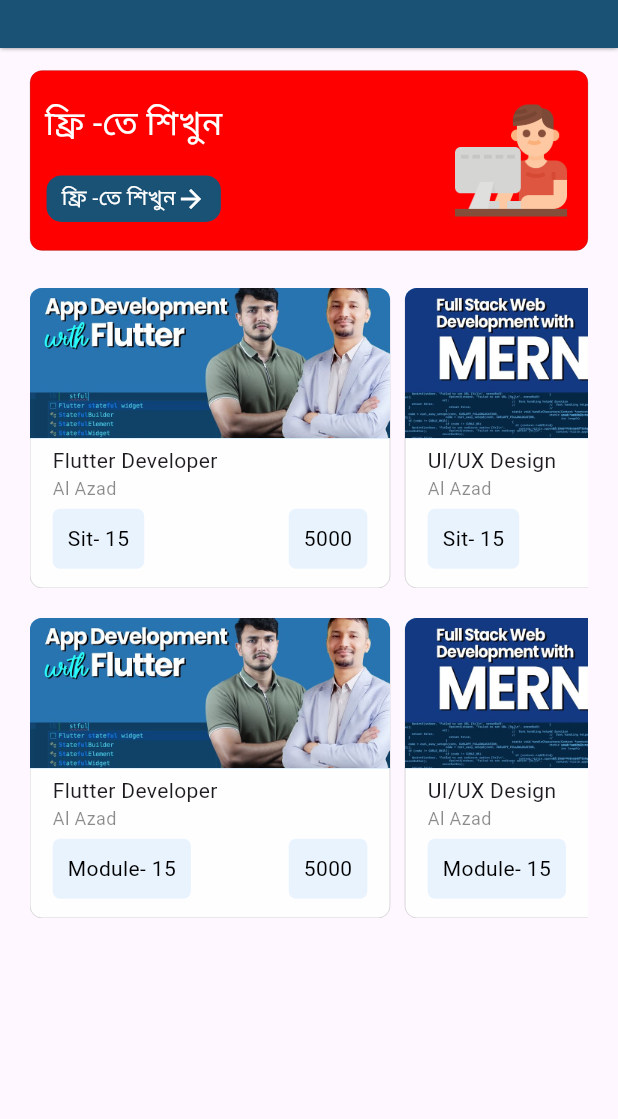
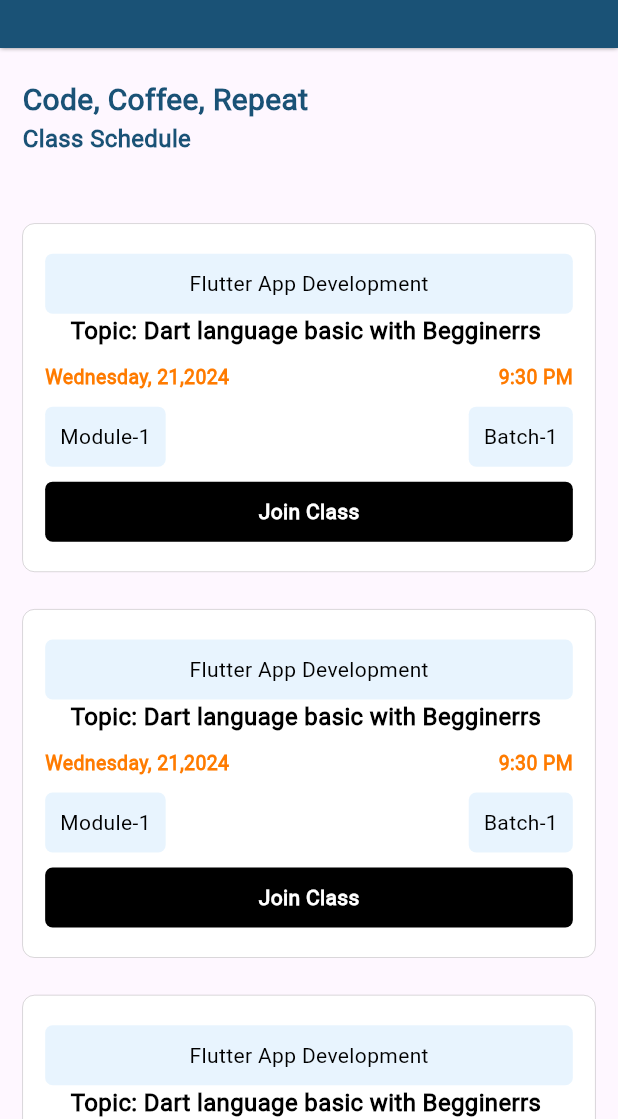
Before and after one commit to alazad214/learning_management, a Flutter app: the ClassJoin screen opened by its route, on a phone screen of 412 x 824 dp, the part 117-1236 px from its top. Run offline on Flutter 3.47's test engine with Material 3 defaults, Android fonts, the phone set to English and light mode, and no system bars; our stand-ins replace another_carousel_pro, flutter_rating_bar, get, introduction_screen, readmore, shared_preferences and 1 more; accounts and stored records are empty.

Commit message:
join class code added

```diff
--- a/lib/app/modules/free course/views/free_course_screen.dart
+++ b/lib/app/modules/free course/views/free_course_screen.dart
@@ -21,7 +21,7 @@ class FreeCourseScreen extends StatelessWidget {
         ),
         padding: const EdgeInsets.symmetric(horizontal: 10.0),
         decoration: BoxDecoration(
-            color: AppColor.red,
+            color: AppColor.primary,
             border: Border.all(width: 0.1),
             borderRadius: BorderRadius.circular(8.0)),
         child: Row(
@@ -41,7 +41,7 @@ class FreeCourseScreen extends StatelessWidget {
                     padding: const EdgeInsets.symmetric(
                         horizontal: 10.0, vertical: 5.0),
                     decoration: BoxDecoration(
-                        color: AppColor.primary,
+                        color: Colors.cyan,
                         borderRadius: BorderRadius.circular(10.0)),
                     child: const Row(
                       children: [
--- a/lib/app/modules/user auth/register/views/register_screen.dart
+++ b/lib/app/modules/user auth/register/views/register_screen.dart
@@ -23,7 +23,6 @@ class RegisterScreen extends StatelessWidget {
             AuthTaitleSubtitle(
               title: ' Join Our Comminuty',
             ),
-
             const Textfield1(
               hinttext: Text("Name"),
               suffixicon: Icons.person,
--- a/lib/app/section/join class/views/join_class_screen.dart
+++ b/lib/app/section/join class/views/join_class_screen.dart
@@ -1,8 +1,7 @@
 import 'package:flutter/material.dart';
-import 'package:learning_management/app/modules/live%20course/widgets/live_course_card.dart';
+import 'package:learning_management/utils/colors.dart';
 import 'package:learning_management/widgtets/custom_appbar.dart';
-import '../../../modules/free course/views/free_course_screen.dart';
-import '../../../modules/recoded courses/views/record_course_card.dart';
+import 'package:learning_management/widgtets/small_container.dart';
 
 class ClassJoin extends StatelessWidget {
   const ClassJoin({super.key, this.appbar});
@@ -12,17 +11,106 @@ class ClassJoin extends StatelessWidget {
   Widget build(BuildContext context) {
     return Scaffold(
         appBar: appbar ?? const CustomAppBar(),
-        body: Padding(
-          padding: EdgeInsets.symmetric(horizontal: 20, vertical: 15.0),
-          child: SingleChildScrollView(
-            child: Column(
-              children: [
-                FreeCourseScreen(),
-                LiveCourseCard(),
-                SizedBox(height: 20.0),
-                RecordCourseCard()
-              ],
-            ),
+        body: SingleChildScrollView(
+          child: Column(
+            crossAxisAlignment: CrossAxisAlignment.start,
+            children: [
+              Padding(
+                padding: EdgeInsets.symmetric(horizontal: 15.0, vertical: 20.0),
+                child: Column(
+                  crossAxisAlignment: CrossAxisAlignment.start,
+                  children: [
+                    Text(
+                      'Code, Coffee, Repeat',
+                      style: TextStyle(
+                          color: AppColor.primary,
+                          fontSize: 20.0,
+                          fontWeight: FontWeight.bold),
+                    ),
+                    Text(
+                      'Class Schedule',
+                      style: TextStyle(
+                          color: AppColor.primary,
+                          fontSize: 16.0,
+                          fontWeight: FontWeight.bold),
+                    ),
+                  ],
+                ),
+              ),
+              for (int i = 0; i < 5; i++)
+                Column(
+                  children: [
+                    Container(
+                      margin: EdgeInsets.only(
+                        top: 25.0,
+                        left: 15.0,
+                        right: 15.0,
+                      ),
+                      padding:
+                          EdgeInsets.symmetric(horizontal: 15.0, vertical: 20),
+                      decoration: BoxDecoration(
+                          color: Colors.white,
+                          borderRadius: BorderRadius.circular(8.0),
+                          border: Border.all(width: 0.1)),
+                      child: Column(
+                        children: [
+                          SmallContainer(
+                            text: "Flutter App Development",
+                          ),
+                          Text(
+                            'Topic: Dart language basic with Begginerrs ',
+                            maxLines: 1,
+                            overflow: TextOverflow.ellipsis,
+                            style: TextStyle(
+                                color: AppColor.black,
+                                fontSize: 16.0,
+                                fontWeight: FontWeight.bold),
+                          ),
+                          SizedBox(height: 10),
+                          Row(
+                            mainAxisAlignment: MainAxisAlignment.spaceBetween,
+                            children: [
+                              Text(
+                                'Wednesday, 21,2024',
+                                maxLines: 1,
+                                overflow: TextOverflow.ellipsis,
+                                style: TextStyle(
+                                    color: AppColor.orrange,
+                                    fontSize: 13.0,
+                                    fontWeight: FontWeight.bold),
+                              ),
+                              Text(
+                                '9:30 PM',
+                                maxLines: 1,
+                                overflow: TextOverflow.ellipsis,
+                                style: TextStyle(
+                                    color: AppColor.orrange,
+                                    fontSize: 13.0,
+                                    fontWeight: FontWeight.bold),
+                              ),
+                            ],
+                          ),
+                          SizedBox(height: 10),
+                          Row(
+                            mainAxisAlignment: MainAxisAlignment.spaceBetween,
+                            children: [
+                              SmallContainer(text: "Module-1"),
+                              SmallContainer(text: "Batch-1"),
+                            ],
+                          ),
+                          SizedBox(height: 10),
+                          SmallContainer(
+                            text: 'Join Class',
+                            fontWeight: FontWeight.bold,
+                            color: Colors.white,
+                            bgcolor: AppColor.black,
+                          )
+                        ],
+                      ),
+                    )
+                  ],
+                )
+            ],
           ),
         ));
   }
--- a/lib/utils/colors.dart
+++ b/lib/utils/colors.dart
@@ -1,7 +1,7 @@
 import 'dart:ui';
 
 class AppColor {
-  static const Color primary = Color(0xff1a5276 );
+  static const Color primary = Color(0xff1a5276);
   static const Color secondary = Color(0xffd5dbdb);
   static const Color blue2 = Color(0xffeef7ff);
   static const Color white = Color(0xffffffff);
@@ -11,4 +11,5 @@ class AppColor {
   static const Color black3 = Color(0xff686767);
   static const Color grey = Color(0xffa5a5a5);
   static const Color red = Color(0xffff0000);
+  static const Color orrange = Color.fromARGB(255, 255, 123, 0);
 }
--- a/lib/widgtets/small_container.dart
+++ b/lib/widgtets/small_container.dart
@@ -2,10 +2,11 @@ import 'package:flutter/material.dart';
 import 'package:learning_management/widgtets/text2.dart';
 
 class SmallContainer extends StatelessWidget {
-  const SmallContainer({super.key, this.text, this.bgcolor, this.color});
+  const SmallContainer({super.key, this.text, this.bgcolor, this.color, this.fontWeight});
   final text;
   final bgcolor;
   final color;
+  final fontWeight;
 
   @override
   Widget build(BuildContext context) {
@@ -17,7 +18,7 @@ class SmallContainer extends StatelessWidget {
       child: Text2(
         text: text,
         color: color,
-        fontweight: FontWeight.w500,
+        fontweight:fontWeight?? FontWeight.w500,
       ),
     );
   }
```
